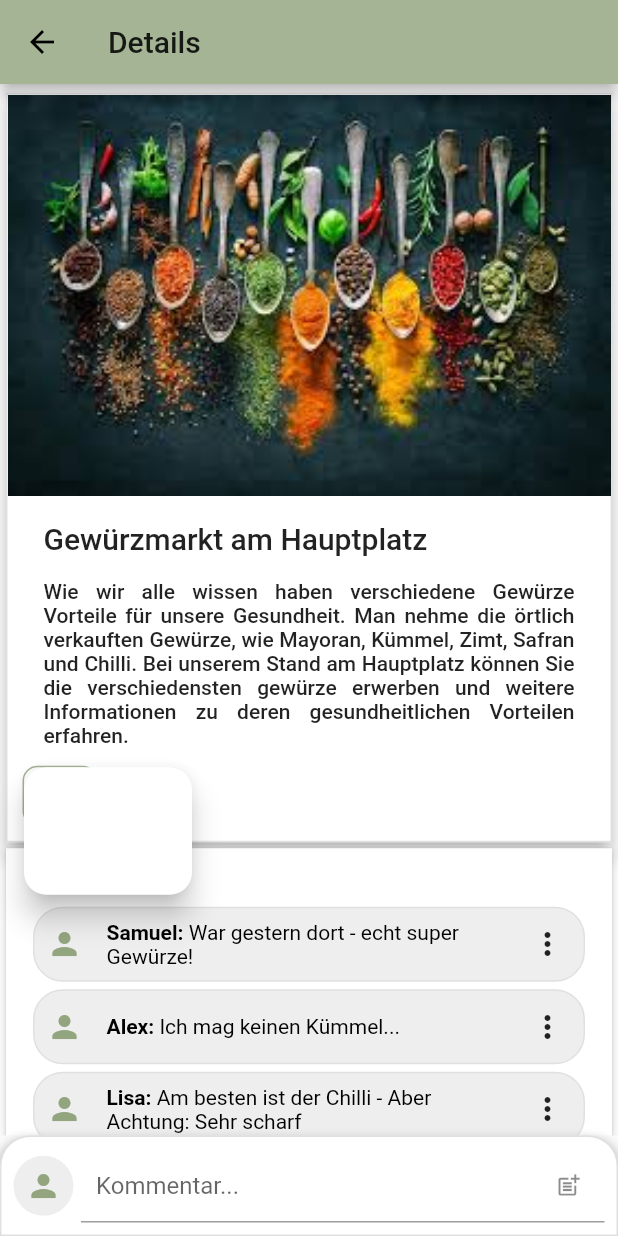
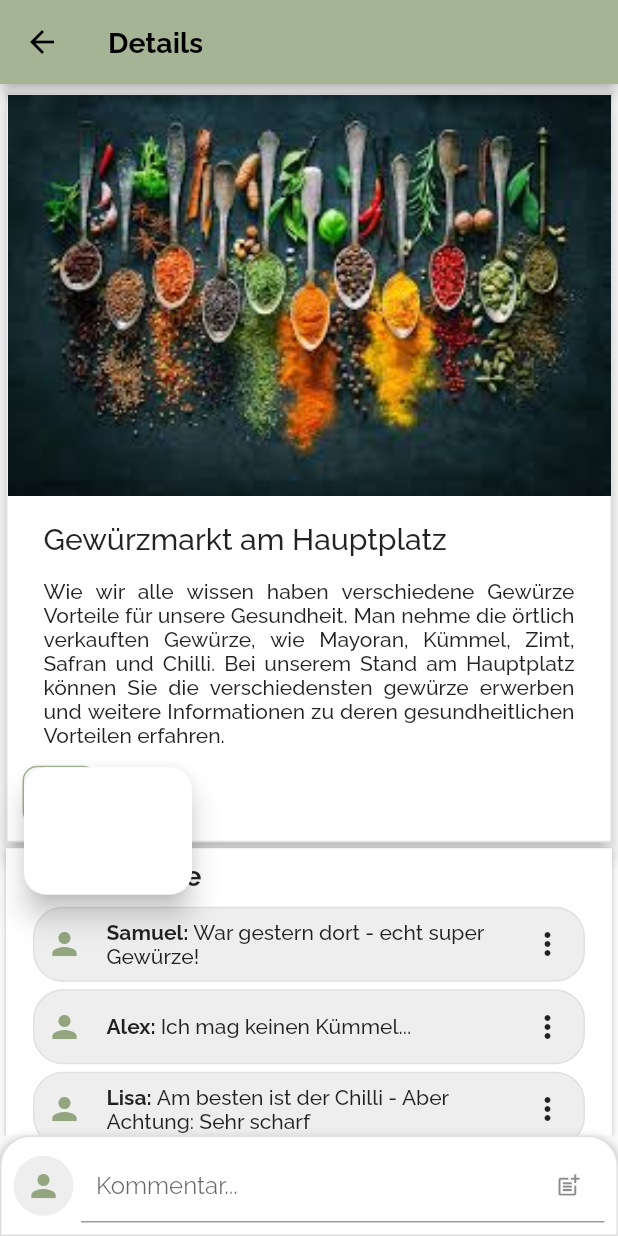
Before and after one commit to S-ecki/smart-city-ambience, a Flutter app: the EventDetailScreen screen opened directly with sample values from the repository, after a tap on the "add" icon, on a phone screen of 412 x 824 dp. Run offline on Flutter 3.47's test engine with Material 2 defaults, Android fonts, the phone set to English and light mode, and no system bars; our stand-ins replace badges, email_validator, firebase_auth, firebase_core, flutter_redux, google_fonts and 5 more; missing offline and left inert: customtogglebuttons, flutter_emoji, flutter_scatter; accounts and stored records are empty.

Commit message:
text style setup

```diff
--- a/lib/Authentification/Widgets/AuthInputField.dart
+++ b/lib/Authentification/Widgets/AuthInputField.dart
@@ -49,9 +49,7 @@ class AuthInputField extends StatelessWidget {
           focusedErrorBorder: _textFieldBorder,
           focusedBorder: _textFieldBorder,
           labelText: label,
-          labelStyle: TextStyle(
-            color: Colors.white,
-          ),
+          labelStyle:Theme.of(context).textTheme.bodyText1.copyWith(color: Colors.white),
         ),
       ),
     );
--- a/lib/emojiReactPicker/emojiButton.dart
+++ b/lib/emojiReactPicker/emojiButton.dart
@@ -42,16 +42,16 @@ class EmojiButton extends StatelessWidget {
                               element.emoji.name == enhancedEmoji.emoji.name)
                           .length
                           .toString(),
-                      style: TextStyle(fontSize: 8),
+                      style: Theme.of(context).textTheme.bodyText1.copyWith(fontSize: 8),
                     ),
                     child: Text(
                       enhancedEmoji.emoji.code,
-                      style: TextStyle(fontSize: 20),
+                      style: Theme.of(context).textTheme.bodyText1.copyWith(fontSize: 20),
                     ),
                   )
                 : Text(
                     enhancedEmoji.emoji.code,
-                    style: TextStyle(fontSize: 20),
+                    style: Theme.of(context).textTheme.bodyText1.copyWith(fontSize: 20),
                   ),
           ),
           // use this to add to store, eventid fixed
--- a/lib/navbar/navbar_screen_components.dart
+++ b/lib/navbar/navbar_screen_components.dart
@@ -134,7 +134,7 @@ class ForumFAB extends StatelessWidget {
                 },
                 child: Text(
                   "Forumeintrag hinzufügen",
-                  style: TextStyle(color: Colors.white),
+                  style: Theme.of(context).textTheme.bodyText1.copyWith(color: Colors.white),
                 ),
                 style: ButtonStyle(
                   backgroundColor: MaterialStateProperty.all<Color>(
--- a/lib/screens/eventDetailScreen/commentInput.dart
+++ b/lib/screens/eventDetailScreen/commentInput.dart
@@ -39,9 +39,6 @@ class CommentInput extends StatelessWidget {
             contentPadding: EdgeInsets.symmetric(vertical: 15, horizontal: 10),
             hintText: "Kommentar...",
             isDense: true,
-            labelStyle: TextStyle(
-              color: Colors.white,
-            ),
             suffixIcon: InkWell(
               borderRadius: BorderRadius.circular(20),
               onTap: () => handleOnSave(context),
--- a/lib/screens/eventDetailScreen/commentSection.dart
+++ b/lib/screens/eventDetailScreen/commentSection.dart
@@ -34,7 +34,7 @@ class CommentSection extends StatelessWidget {
                   margin: EdgeInsets.fromLTRB(10, 0, 0, 0),
                   child: Text(
                     label,
-                    style: TextStyle(
+                    style: Theme.of(context).textTheme.bodyText1.copyWith(
                       fontWeight: FontWeight.bold,
                       fontSize: 18,
                     ),
--- a/lib/screens/eventDetailScreen/singleComment.dart
+++ b/lib/screens/eventDetailScreen/singleComment.dart
@@ -28,16 +28,11 @@ class SingleComment extends StatelessWidget {
                 children: [
                   TextSpan(
                     text: userName + ": ",
-                    style: TextStyle(
-                      color: Colors.black,
-                      fontWeight: FontWeight.bold,
-                    ),
+                    style: Theme.of(context).textTheme.bodyText1.copyWith(fontWeight: FontWeight.bold)
                   ),
                   TextSpan(
                     text: comment,
-                    style: TextStyle(
-                      color: Colors.black,
-                    ),
+                    style: Theme.of(context).textTheme.bodyText1,
                   )
                 ],
               ),
--- a/lib/screens/home/emotion_input/emoji_button_home.dart
+++ b/lib/screens/home/emotion_input/emoji_button_home.dart
@@ -22,7 +22,7 @@ class EmojiButtonHome extends StatelessWidget {
           child: Text(
 
             enhancedEmoji.emoji.code,
-            style: TextStyle(fontSize: 13),
+            style: Theme.of(context).textTheme.bodyText1.copyWith(fontSize: 13),
           ),
         );
       },
--- a/lib/screens/home/emotion_input/emotion_input_box.dart
+++ b/lib/screens/home/emotion_input/emotion_input_box.dart
@@ -17,7 +17,7 @@ class EmotionInputBox extends StatelessWidget {
         padding: const EdgeInsets.all(8.0),
         child: Text(
           text,
-          style: TextStyle(color: Colors.white),
+          style: Theme.of(context).textTheme.bodyText1.copyWith(color: Colors.white)
         ),
       ),
     );
```
Also changed, not shown: lib/Authentification/LoginScreen.dart (+2 -7 lines), lib/Authentification/RegisterScreen.dart (+2 -7 lines), lib/screens/profile/profile_screen.dart (+3 -5 lines), lib/theme/smort_theme.dart (+10 -6 lines), pubspec.yaml (+1 -6 lines), pubspec.lock.
